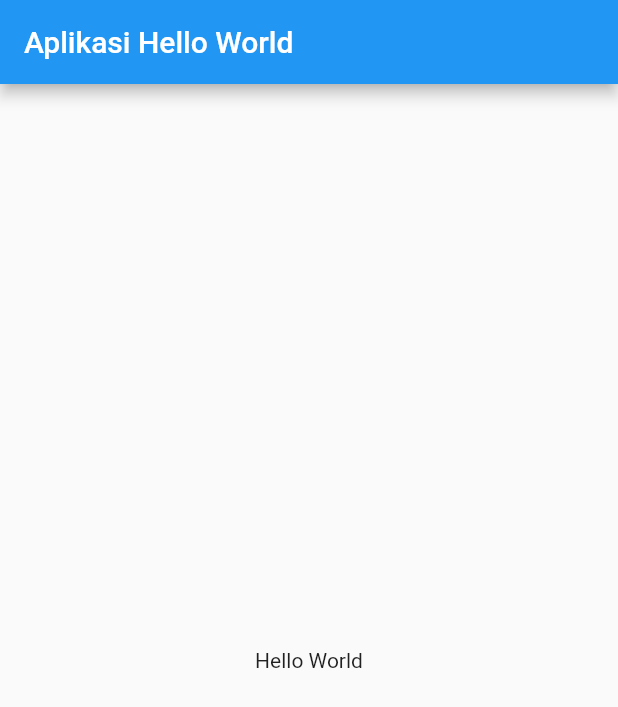
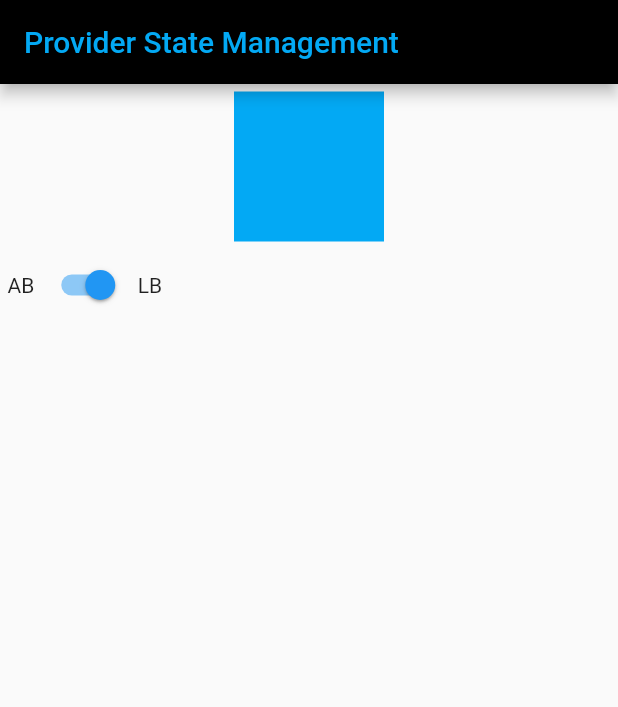
Before and after one commit to krisnachy/flutter_tutorial, a Flutter app: the screen it shows after launch, on a phone screen of 412 x 824 dp. Shown: the top 707 px of the screen. Run offline on Flutter 3.47's test engine with Material 2 defaults, Android fonts, the phone set to English and light mode, and no system bars.

Commit message:
Latihan statemanagement

```diff
--- /dev/null
+++ b/lib/application_color.dart
@@ -0,0 +1,14 @@
+import 'package:flutter/foundation.dart';
+import 'package:flutter/material.dart';
+
+class ApplicationColor with ChangeNotifier {
+  bool _isLightBlue = true;
+
+  bool get isLightBlue => _isLightBlue;
+  set isLightBlue(bool value) {
+    _isLightBlue = value;
+    notifyListeners();
+  }
+
+  Color get color => (_isLightBlue) ? Colors.lightBlue : Colors.amber;
+}
--- a/lib/main.dart
+++ b/lib/main.dart
@@ -1,4 +1,6 @@
 import 'package:flutter/material.dart';
+import 'package:flutter_yt/application_color.dart';
+import 'package:provider/provider.dart';
 
 void main() {
   runApp(const MyApp());
@@ -12,11 +14,44 @@ class MyApp extends StatelessWidget {
     //Material app adalah widget yg berisi data-data yg diperlukan oleh app yg menggunakan material design
     return MaterialApp(
       //tampilan awal yang akan ditampilkan oleh material app
-      home: Scaffold(
-        appBar: AppBar(
-          title: const Text("Aplikasi Hello World"),
+      home: ChangeNotifierProvider<ApplicationColor>(
+        builder: (context) => ApplicationColor(),
+        child: Scaffold(
+          appBar: AppBar(
+            backgroundColor: Colors.black,
+            title: Consumer<ApplicationColor>(
+              builder: (context, applicationColor, _) => Text(
+                "Provider State Management",
+                style: TextStyle(color: applicationColor.color),
+              ),
+            ),
+          ),
+          body: Center(
+              child: Column(
+            children: [
+              Consumer<ApplicationColor>(
+                builder: (context, applicationCOlor, _) => AnimatedContainer(
+                    margin: EdgeInsets.all(5),
+                    width: 100,
+                    height: 100,
+                    color: applicationCOlor.color,
+                    duration: Duration(milliseconds: 500)),
+              ),
+              Row(
+                children: [
+                  Container(margin: EdgeInsets.all(5), child: Text("AB")),
+                  Consumer<ApplicationColor>(
+                      builder: (context, applicationColor, _) => Switch(
+                          value: applicationColor.isLightBlue,
+                          onChanged: (newValue) {
+                            applicationColor.isLightBlue = newValue;
+                          })),
+                  Container(margin: EdgeInsets.all(5), child: Text("LB")),
+                ],
+              )
+            ],
+          )),
         ),
-        body: const Center(child: Text("Hello World")),
       ),
     );
   }
--- a/pubspec.yaml
+++ b/pubspec.yaml
@@ -34,6 +34,7 @@ dependencies:
   # The following adds the Cupertino Icons font to your application.
   # Use with the CupertinoIcons class for iOS style icons.
   cupertino_icons: ^1.0.2
+  provider: ^3.0.0+1
 
 dev_dependencies:
   flutter_test:
```
Also changed, not shown: pubspec.lock.
